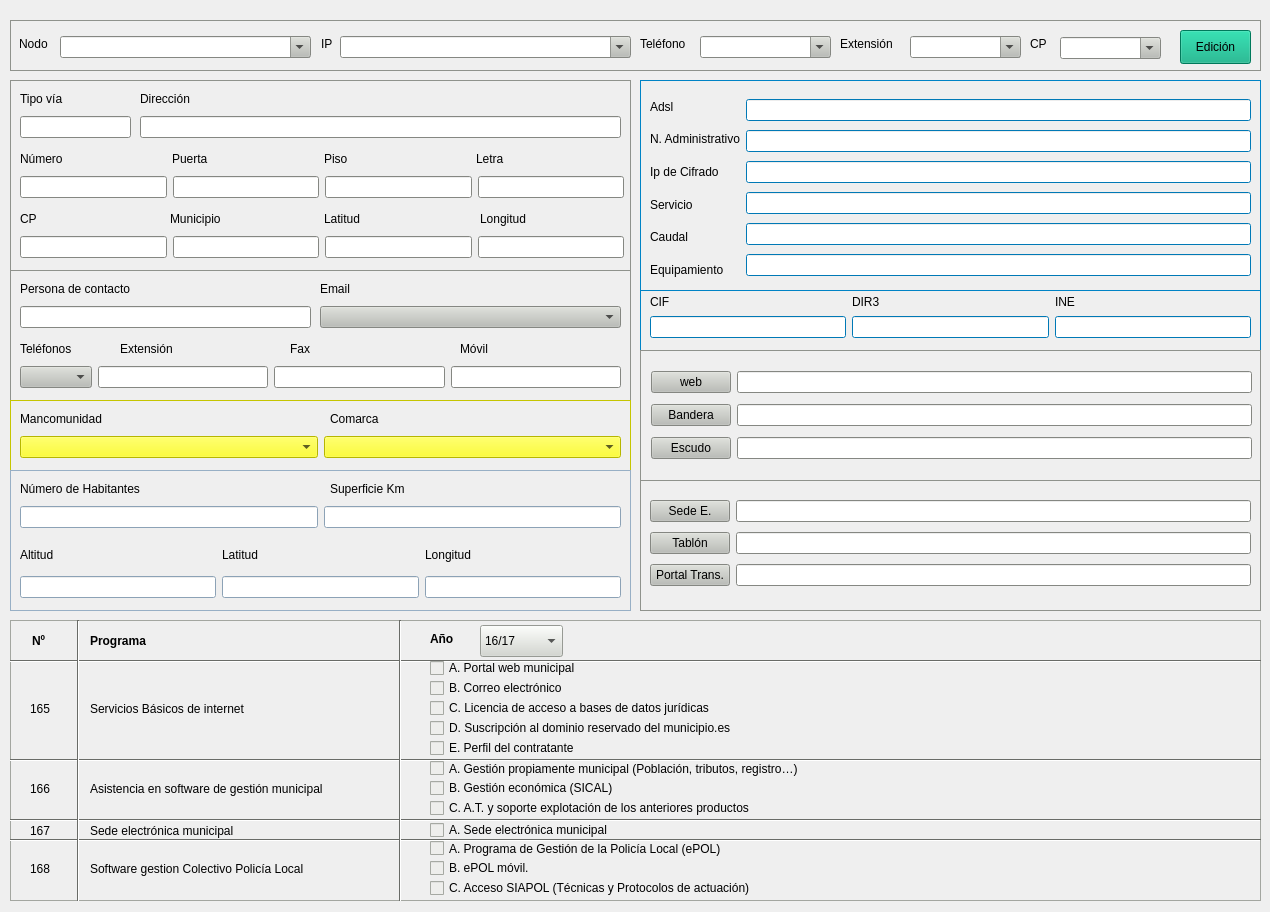
First picture: the form in sedes.ui, repository kapazao/GrxMenu, before the edit.
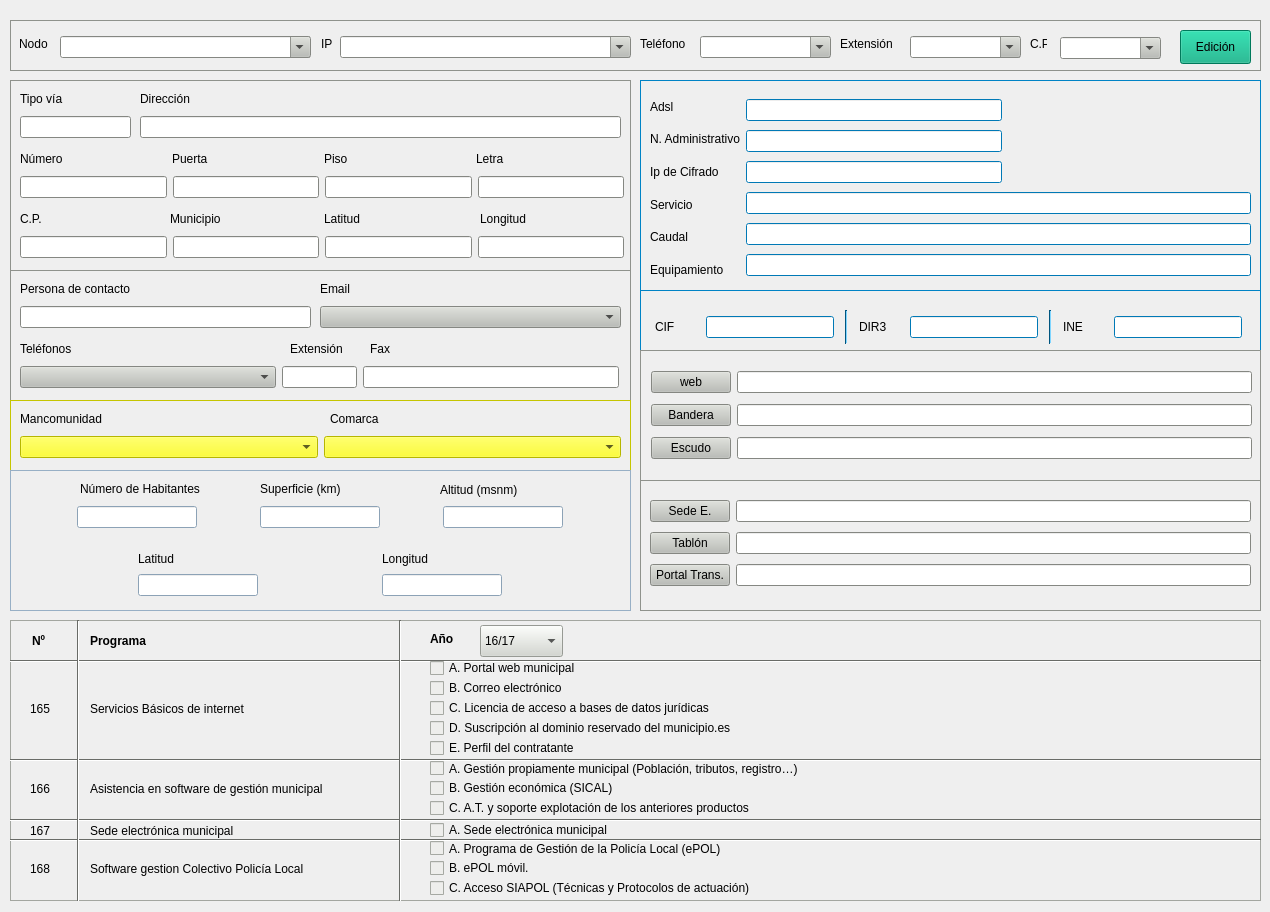
Second picture: the form after the edit.

Diff of the .ui file:
```diff
--- a/sedes.ui
+++ b/sedes.ui
@@ -511,7 +511,7 @@
      </rect>
     </property>
     <property name="text">
-     <string>CP</string>
+     <string>C.P.</string>
     </property>
    </widget>
    <widget class="QWidget" name="horizontalLayoutWidget_3">
@@ -1506,7 +1506,7 @@
    <widget class="QLabel" name="label_13">
     <property name="geometry">
      <rect>
-      <x>110</x>
+      <x>280</x>
       <y>70</y>
       <width>71</width>
       <height>17</height>
@@ -1519,7 +1519,7 @@
    <widget class="QLabel" name="label_14">
     <property name="geometry">
      <rect>
-      <x>280</x>
+      <x>360</x>
       <y>70</y>
       <width>62</width>
       <height>17</height>
@@ -1529,19 +1529,6 @@
      <string>Fax</string>
     </property>
    </widget>
-   <widget class="QLabel" name="label_15">
-    <property name="geometry">
-     <rect>
-      <x>450</x>
-      <y>70</y>
-      <width>62</width>
-      <height>17</height>
-     </rect>
-    </property>
-    <property name="text">
-     <string>Móvil</string>
-    </property>
-   </widget>
    <widget class="QLabel" name="label_16">
     <property name="geometry">
      <rect>
@@ -1567,6 +1554,18 @@
     <layout class="QHBoxLayout" name="horizontalLayout_6">
      <item>
       <widget class="QComboBox" name="comboBox_telefonos">
+       <property name="sizePolicy">
+        <sizepolicy hsizetype="Fixed" vsizetype="Fixed">
+         <horstretch>0</horstretch>
+         <verstretch>0</verstretch>
+        </sizepolicy>
+       </property>
+       <property name="maximumSize">
+        <size>
+         <width>256</width>
+         <height>16777215</height>
+        </size>
+       </property>
        <property name="editable">
         <bool>false</bool>
        </property>
@@ -1574,9 +1573,27 @@
      </item>
      <item>
       <widget class="QLineEdit" name="lineEdit_extension">
+       <property name="sizePolicy">
+        <sizepolicy hsizetype="Fixed" vsizetype="Fixed">
+         <horstretch>0</horstretch>
+         <verstretch>0</verstretch>
+        </sizepolicy>
+       </property>
+       <property name="maximumSize">
+        <size>
+         <width>75</width>
+         <height>16777215</height>
+        </size>
+       </property>
        <property name="text">
         <string/>
        </property>
+       <property name="maxLength">
+        <number>5</number>
+       </property>
+       <property name="alignment">
+        <set>Qt::AlignRight|Qt::AlignTrailing|Qt::AlignVCenter</set>
+       </property>
        <property name="readOnly">
         <bool>true</bool>
        </property>
@@ -1584,19 +1601,30 @@
      </item>
      <item>
       <widget class="QLineEdit" name="lineEdit_fax">
-       <property name="text">
-        <string/>
+       <property name="sizePolicy">
+        <sizepolicy hsizetype="Fixed" vsizetype="Fixed">
+         <horstretch>0</horstretch>
+         <verstretch>0</verstretch>
+        </sizepolicy>
        </property>
-       <property name="readOnly">
-        <bool>true</bool>
+       <property name="maximumSize">
+        <size>
+         <width>256</width>
+         <height>16777215</height>
+        </size>
        </property>
-      </widget>
-     </item>
-     <item>
-      <widget class="QLineEdit" name="lineEdit_movil">
+       <property name="inputMethodHints">
+        <set>Qt::ImhDigitsOnly</set>
+       </property>
        <property name="text">
         <string/>
        </property>
+       <property name="maxLength">
+        <number>16</number>
+       </property>
+       <property name="alignment">
+        <set>Qt::AlignRight|Qt::AlignTrailing|Qt::AlignVCenter</set>
+       </property>
        <property name="readOnly">
         <bool>true</bool>
        </property>
@@ -2096,7 +2124,7 @@
      </rect>
     </property>
     <property name="text">
-     <string>CP</string>
+     <string>C.P.</string>
     </property>
    </widget>
    <widget class="QLabel" name="label_10">
@@ -2836,6 +2864,21 @@
        </property>
        <item>
         <widget class="QLineEdit" name="lineEdit_adsl">
+         <property name="sizePolicy">
+          <sizepolicy hsizetype="Fixed" vsizetype="Fixed">
+           <horstretch>0</horstretch>
+           <verstretch>0</verstretch>
+          </sizepolicy>
+         </property>
+         <property name="maximumSize">
+          <size>
+           <width>256</width>
+           <height>16777215</height>
+          </size>
+         </property>
+         <property name="maxLength">
+          <number>16</number>
+         </property>
          <property name="readOnly">
           <bool>true</bool>
          </property>
@@ -2843,6 +2886,21 @@
        </item>
        <item>
         <widget class="QLineEdit" name="lineEdit_n_adm">
+         <property name="sizePolicy">
+          <sizepolicy hsizetype="Fixed" vsizetype="Fixed">
+           <horstretch>0</horstretch>
+           <verstretch>0</verstretch>
+          </sizepolicy>
+         </property>
+         <property name="maximumSize">
+          <size>
+           <width>256</width>
+           <height>16777215</height>
+          </size>
+         </property>
+         <property name="maxLength">
+          <number>16</number>
+         </property>
          <property name="readOnly">
           <bool>true</bool>
          </property>
@@ -2850,6 +2908,21 @@
        </item>
        <item>
         <widget class="QLineEdit" name="lineEdit_ip_cifrado">
+         <property name="sizePolicy">
+          <sizepolicy hsizetype="Fixed" vsizetype="Fixed">
+           <horstretch>0</horstretch>
+           <verstretch>0</verstretch>
+          </sizepolicy>
+         </property>
+         <property name="maximumSize">
+          <size>
+           <width>256</width>
+           <height>16777215</height>
+          </size>
+         </property>
+         <property name="maxLength">
+          <number>16</number>
+         </property>
          <property name="readOnly">
           <bool>true</bool>
          </property>
@@ -3786,45 +3859,6 @@
    <property name="frameShadow">
     <enum>QFrame::Raised</enum>
    </property>
-   <widget class="QLabel" name="label_28">
-    <property name="geometry">
-     <rect>
-      <x>212</x>
-      <y>3</y>
-      <width>30</width>
-      <height>18</height>
-     </rect>
-    </property>
-    <property name="text">
-     <string>DIR3</string>
-    </property>
-   </widget>
-   <widget class="QLabel" name="label_29">
-    <property name="geometry">
-     <rect>
-      <x>415</x>
-      <y>3</y>
-      <width>22</width>
-      <height>18</height>
-     </rect>
-    </property>
-    <property name="text">
-     <string>INE</string>
-    </property>
-   </widget>
-   <widget class="QLabel" name="label_27">
-    <property name="geometry">
-     <rect>
-      <x>10</x>
-      <y>3</y>
-      <width>20</width>
-      <height>18</height>
-     </rect>
-    </property>
-    <property name="text">
-     <string>CIF</string>
-    </property>
-   </widget>
    <widget class="QWidget" name="layoutWidget">
     <property name="geometry">
      <rect>
@@ -3835,8 +3869,33 @@
      </rect>
     </property>
     <layout class="QHBoxLayout" name="horizontalLayout_7">
+     <item>
+      <widget class="QLabel" name="label_27">
+       <property name="maximumSize">
+        <size>
+         <width>40</width>
+         <height>16777215</height>
+        </size>
+       </property>
+       <property name="text">
+        <string>CIF</string>
+       </property>
+      </widget>
+     </item>
      <item>
       <widget class="QLineEdit" name="lineEdit_cif">
+       <property name="sizePolicy">
+        <sizepolicy hsizetype="Preferred" vsizetype="Fixed">
+         <horstretch>0</horstretch>
+         <verstretch>0</verstretch>
+        </sizepolicy>
+       </property>
+       <property name="maximumSize">
+        <size>
+         <width>128</width>
+         <height>16777215</height>
+        </size>
+       </property>
        <property name="inputMask">
         <string>&gt;A9999999A</string>
        </property>
@@ -3845,15 +3904,88 @@
        </property>
       </widget>
      </item>
+     <item>
+      <widget class="Line" name="line_2">
+       <property name="orientation">
+        <enum>Qt::Vertical</enum>
+       </property>
+      </widget>
+     </item>
+     <item>
+      <widget class="QLabel" name="label_28">
+       <property name="maximumSize">
+        <size>
+         <width>40</width>
+         <height>16777215</height>
+        </size>
+       </property>
+       <property name="text">
+        <string>DIR3</string>
+       </property>
+      </widget>
+     </item>
      <item>
       <widget class="QLineEdit" name="lineEdit_dir3">
+       <property name="sizePolicy">
+        <sizepolicy hsizetype="Fixed" vsizetype="Fixed">
+         <horstretch>0</horstretch>
+         <verstretch>0</verstretch>
+        </sizepolicy>
+       </property>
+       <property name="maximumSize">
+        <size>
+         <width>128</width>
+         <height>16777215</height>
+        </size>
+       </property>
+       <property name="maxLength">
+        <number>9</number>
+       </property>
        <property name="readOnly">
         <bool>true</bool>
        </property>
       </widget>
      </item>
+     <item>
+      <widget class="Line" name="line_3">
+       <property name="orientation">
+        <enum>Qt::Vertical</enum>
+       </property>
+      </widget>
+     </item>
+     <item>
+      <widget class="QLabel" name="label_29">
+       <property name="maximumSize">
+        <size>
+         <width>40</width>
+         <height>16777215</height>
+        </size>
+       </property>
+       <property name="text">
+        <string>INE</string>
+       </property>
+      </widget>
+     </item>
      <item>
       <widget class="QLineEdit" name="lineEdit_ine">
+       <property name="sizePolicy">
+        <sizepolicy hsizetype="Fixed" vsizetype="Fixed">
+         <horstretch>0</horstretch>
+         <verstretch>0</verstretch>
+        </sizepolicy>
+       </property>
+       <property name="maximumSize">
+        <size>
+         <width>128</width>
+         <height>16777215</height>
+        </size>
+       </property>
+       <property name="inputMethodHints">
+        <set>Qt::ImhDigitsOnly</set>
+       </property>
+       <property name="maxLength">
+        <number>6</number>
+       </property>
        <property name="readOnly">
         <bool>true</bool>
        </property>
@@ -4800,7 +4932,7 @@
    <widget class="QLabel" name="label_31">
     <property name="geometry">
      <rect>
-      <x>10</x>
+      <x>70</x>
       <y>10</y>
       <width>161</width>
       <height>17</height>
@@ -4813,14 +4945,14 @@
    <widget class="QLabel" name="label_32">
     <property name="geometry">
      <rect>
-      <x>320</x>
+      <x>250</x>
       <y>10</y>
-      <width>151</width>
+      <width>121</width>
       <height>17</height>
      </rect>
     </property>
     <property name="text">
-     <string>Superficie Km</string>
+     <string>Superficie (km)</string>
     </property>
    </widget>
    <widget class="QWidget" name="layoutWidget">
@@ -4834,10 +4966,82 @@
     </property>
     <layout class="QHBoxLayout" name="horizontalLayout_3">
      <item>
-      <widget class="QLineEdit" name="lineEdit_habitantes"/>
+      <widget class="QLineEdit" name="lineEdit_habitantes">
+       <property name="sizePolicy">
+        <sizepolicy hsizetype="Preferred" vsizetype="Fixed">
+         <horstretch>0</horstretch>
+         <verstretch>0</verstretch>
+        </sizepolicy>
+       </property>
+       <property name="maximumSize">
+        <size>
+         <width>120</width>
+         <height>16777215</height>
+        </size>
+       </property>
+       <property name="inputMethodHints">
+        <set>Qt::ImhDigitsOnly</set>
+       </property>
+       <property name="maxLength">
+        <number>8</number>
+       </property>
+       <property name="alignment">
+        <set>Qt::AlignRight|Qt::AlignTrailing|Qt::AlignVCenter</set>
+       </property>
+      </widget>
      </item>
      <item>
-      <widget class="QLineEdit" name="lineEdit_superficie"/>
+      <widget class="QLineEdit" name="lineEdit_superficie">
+       <property name="sizePolicy">
+        <sizepolicy hsizetype="Preferred" vsizetype="Fixed">
+         <horstretch>0</horstretch>
+         <verstretch>0</verstretch>
+        </sizepolicy>
+       </property>
+       <property name="maximumSize">
+        <size>
+         <width>120</width>
+         <height>16777215</height>
+        </size>
+       </property>
+       <property name="inputMethodHints">
+        <set>Qt::ImhNone</set>
+       </property>
+       <property name="maxLength">
+        <number>10</number>
+       </property>
+       <property name="alignment">
+        <set>Qt::AlignRight|Qt::AlignTrailing|Qt::AlignVCenter</set>
+       </property>
+      </widget>
+     </item>
+     <item>
+      <widget class="QLineEdit" name="lineEdit_altitud">
+       <property name="sizePolicy">
+        <sizepolicy hsizetype="Preferred" vsizetype="Fixed">
+         <horstretch>0</horstretch>
+         <verstretch>0</verstretch>
+        </sizepolicy>
+       </property>
+       <property name="maximumSize">
+        <size>
+         <width>120</width>
+         <height>16777215</height>
+        </size>
+       </property>
+       <property name="inputMethodHints">
+        <set>Qt::ImhDigitsOnly</set>
+       </property>
+       <property name="maxLength">
+        <number>4</number>
+       </property>
+       <property name="alignment">
+        <set>Qt::AlignRight|Qt::AlignTrailing|Qt::AlignVCenter</set>
+       </property>
+       <property name="readOnly">
+        <bool>true</bool>
+       </property>
+      </widget>
      </item>
     </layout>
    </widget>
@@ -4845,49 +5049,71 @@
     <property name="geometry">
      <rect>
       <x>10</x>
-      <y>70</y>
+      <y>80</y>
       <width>601</width>
-      <height>58</height>
+      <height>46</height>
      </rect>
     </property>
-    <layout class="QGridLayout" name="gridLayout_2">
-     <item row="0" column="0">
-      <widget class="QLabel" name="label_33">
-       <property name="text">
-        <string>Altitud</string>
+    <layout class="QGridLayout" name="gridLayout_2" columnstretch="0,0">
+     <item row="1" column="1">
+      <widget class="QLineEdit" name="lineEdit_longitud_municipio">
+       <property name="sizePolicy">
+        <sizepolicy hsizetype="Fixed" vsizetype="Fixed">
+         <horstretch>0</horstretch>
+         <verstretch>0</verstretch>
+        </sizepolicy>
+       </property>
+       <property name="maximumSize">
+        <size>
+         <width>120</width>
+         <height>16777215</height>
+        </size>
+       </property>
+       <property name="maxLength">
+        <number>12</number>
+       </property>
+       <property name="alignment">
+        <set>Qt::AlignRight|Qt::AlignTrailing|Qt::AlignVCenter</set>
+       </property>
+       <property name="readOnly">
+        <bool>true</bool>
        </property>
       </widget>
      </item>
      <item row="0" column="1">
-      <widget class="QLabel" name="label_36">
-       <property name="text">
-        <string>Latitud</string>
-       </property>
-      </widget>
-     </item>
-     <item row="0" column="2">
       <widget class="QLabel" name="label_37">
        <property name="text">
         <string>Longitud</string>
        </property>
       </widget>
      </item>
+     <item row="0" column="0">
+      <widget class="QLabel" name="label_36">
+       <property name="text">
+        <string>Latitud</string>
+       </property>
+      </widget>
+     </item>
      <item row="1" column="0">
-      <widget class="QLineEdit" name="lineEdit_altitud">
-       <property name="readOnly">
-        <bool>true</bool>
-       </property>
-      </widget>
-     </item>
-     <item row="1" column="1">
       <widget class="QLineEdit" name="lineEdit_latitud_municipio">
-       <property name="readOnly">
-        <bool>true</bool>
+       <property name="sizePolicy">
+        <sizepolicy hsizetype="Fixed" vsizetype="Fixed">
+         <horstretch>0</horstretch>
+         <verstretch>0</verstretch>
+        </sizepolicy>
        </property>
-      </widget>
-     </item>
-     <item row="1" column="2">
-      <widget class="QLineEdit" name="lineEdit_longitud_municipio">
+       <property name="maximumSize">
+        <size>
+         <width>120</width>
+         <height>16777215</height>
+        </size>
+       </property>
+       <property name="maxLength">
+        <number>12</number>
+       </property>
+       <property name="alignment">
+        <set>Qt::AlignRight|Qt::AlignTrailing|Qt::AlignVCenter</set>
+       </property>
        <property name="readOnly">
         <bool>true</bool>
        </property>
@@ -4895,6 +5121,19 @@
      </item>
     </layout>
    </widget>
+   <widget class="QLabel" name="label_33">
+    <property name="geometry">
+     <rect>
+      <x>430</x>
+      <y>10</y>
+      <width>121</width>
+      <height>20</height>
+     </rect>
+    </property>
+    <property name="text">
+     <string>Altitud (msnm)</string>
+    </property>
+   </widget>
   </widget>
   <widget class="QFrame" name="frame_9">
    <property name="geometry">
```
Left out of the diff: 93 changed lines with no effect on the pictures.
